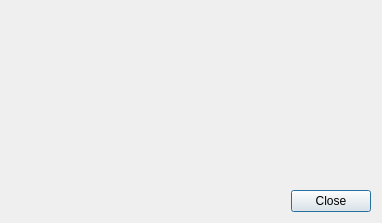
The window that src/UserInterface/src/Dialog/AboutDialog.ui (till213/SkyDolly) describes before a commit, drawn with Qt 5.
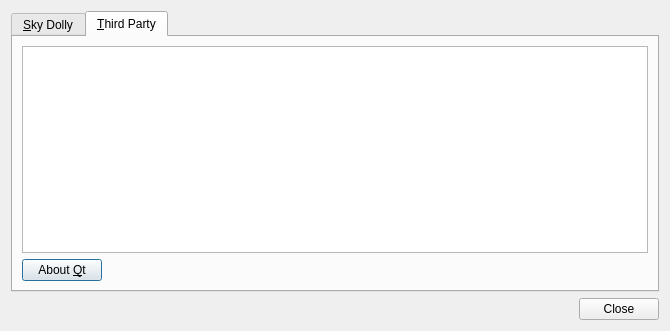
The same window after the commit. The open tabs and pages were chosen to show the change. Icons and pictures are not drawn. Custom widgets are drawn as their Qt base class.

```diff
--- a/src/UserInterface/src/Dialog/AboutDialog.ui
+++ b/src/UserInterface/src/Dialog/AboutDialog.ui
@@ -6,13 +6,23 @@
    <rect>
     <x>0</x>
     <y>0</y>
-    <width>378</width>
-    <height>223</height>
+    <width>670</width>
+    <height>331</height>
    </rect>
   </property>
   <property name="windowTitle">
    <string>About</string>
   </property>
+  <layout class="QVBoxLayout" name="verticalLayout_2">
+   <item>
+    <widget class="QTabWidget" name="tabWidget">
+     <property name="currentIndex">
+      <number>0</number>
+     </property>
+     <widget class="QWidget" name="tab">
+      <attribute name="title">
+       <string>&amp;Sky Dolly</string>
+      </attribute>
   <layout class="QVBoxLayout" name="verticalLayout">
    <item>
     <layout class="QHBoxLayout" name="horizontalLayout">
@@ -79,8 +89,8 @@
     <widget class="QLabel" name="aboutLabel">
      <property name="minimumSize">
       <size>
-       <width>360</width>
-       <height>100</height>
+           <width>600</width>
+           <height>140</height>
       </size>
      </property>
      <property name="text">
@@ -89,6 +99,57 @@
      <property name="alignment">
       <set>Qt::AlignCenter</set>
      </property>
+        </widget>
+       </item>
+      </layout>
+     </widget>
+     <widget class="QWidget" name="tab_2">
+      <attribute name="title">
+       <string>&amp;Third Party</string>
+      </attribute>
+      <layout class="QVBoxLayout" name="verticalLayout_3">
+       <item>
+        <widget class="HyperlinkTextEdit" name="creditsTextEdit">
+         <property name="minimumSize">
+          <size>
+           <width>600</width>
+           <height>0</height>
+          </size>
+         </property>
+         <property name="undoRedoEnabled">
+          <bool>false</bool>
+         </property>
+         <property name="readOnly">
+          <bool>true</bool>
+         </property>
+        </widget>
+       </item>
+       <item>
+        <layout class="QHBoxLayout" name="horizontalLayout_2">
+         <item>
+          <widget class="QPushButton" name="aboutQtPushButton">
+           <property name="text">
+            <string>About &amp;Qt</string>
+           </property>
+          </widget>
+         </item>
+         <item>
+          <spacer name="horizontalSpacer_3">
+           <property name="orientation">
+            <enum>Qt::Horizontal</enum>
+           </property>
+           <property name="sizeHint" stdset="0">
+            <size>
+             <width>40</width>
+             <height>20</height>
+            </size>
+           </property>
+          </spacer>
+         </item>
+        </layout>
+       </item>
+      </layout>
+     </widget>
     </widget>
    </item>
    <item>
@@ -103,9 +164,14 @@
    </item>
   </layout>
  </widget>
- <resources>
-  <include location="../../res/SkyDolly.qrc"/>
- </resources>
+ <customwidgets>
+  <customwidget>
+   <class>HyperlinkTextEdit</class>
+   <extends>QTextEdit</extends>
+   <header location="global">Widget/HyperlinkTextEdit.h</header>
+  </customwidget>
+ </customwidgets>
+ <resources/>
  <connections>
   <connection>
    <sender>buttonBox</sender>
```
Left out of the diff: 3 changed lines with no effect on the pictures. Lines whose indentation alone changed are shown as unchanged.
